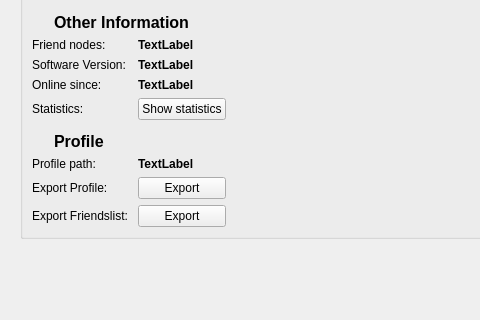
This is retroshare-gui/src/gui/settings/CryptoPage.ui in RetroShare/RetroShare as Qt 5 draws it before an edit; both pictures show x 0 to 480 and y 173 to 493 of the 869 by 493 pixel window. The edited form follows.
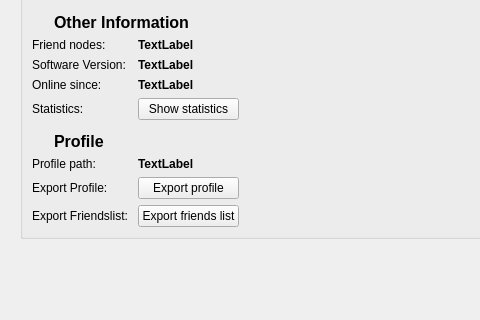
This is the edited form. Icons and pictures are not drawn.

Commit message: renaming button text

```diff
--- a/retroshare-gui/src/gui/settings/CryptoPage.ui
+++ b/retroshare-gui/src/gui/settings/CryptoPage.ui
@@ -281,7 +281,7 @@
              <string>&lt;html&gt;&lt;head/&gt;&lt;body&gt;&lt;p&gt;Use this button to export your profile key. You can then import it in a different computer and make a new node with the same profile. Doing so, existing friends that you also add to the new node will automatically recognise that new node as friend.&lt;/p&gt;&lt;/body&gt;&lt;/html&gt;</string>
             </property>
             <property name="text">
-             <string>Export</string>
+             <string>Export profile</string>
             </property>
            </widget>
           </item>
@@ -509,7 +509,7 @@
           <item row="15" column="1">
            <widget class="QPushButton" name="exportfriendslist">
             <property name="text">
-             <string>Export</string>
+             <string>Export friends list</string>
             </property>
            </widget>
           </item>
```
